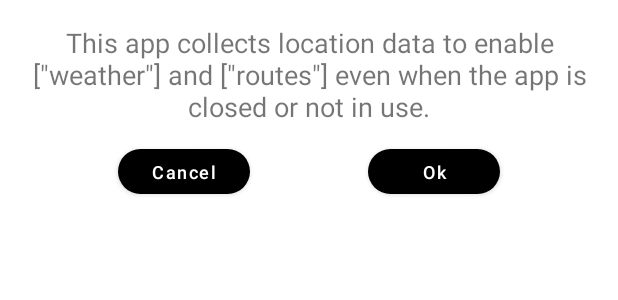
After one commit to mmgoktas38/route-with-weather, an Android app: the layout permission1.xml on its own in the app's theme, with its tools: preview values and no code run, on a phone screen of 412 x 824 dp. The commit adds this screen. Shown: the top 300 px of the screen. Run offline under Robolectric (Android 15) with nearby library versions, the phone set to English and light mode, and no system bars.

Commit message:
updated api key, added permission1

```diff
--- a/app/build.gradle
+++ b/app/build.gradle
@@ -11,8 +11,8 @@ android {
         applicationId "com.kogo.iroad"
         minSdk 21
         targetSdk 32
-        versionCode 1
-        versionName "1.0"
+        versionCode 2
+        versionName "2.0"
 
         testInstrumentationRunner "androidx.test.runner.AndroidJUnitRunner"
     }
--- /dev/null
+++ b/app/src/main/res/layout/permission1.xml
@@ -0,0 +1,65 @@
+<?xml version="1.0" encoding="utf-8"?>
+<androidx.constraintlayout.widget.ConstraintLayout xmlns:android="http://schemas.android.com/apk/res/android"
+    xmlns:app="http://schemas.android.com/apk/res-auto"
+    xmlns:tools="http://schemas.android.com/tools"
+    android:layout_width="match_parent"
+    android:layout_height="wrap_content"
+    android:background="@drawable/card_design">
+
+    <Button
+        android:id="@+id/buttonOkPasswordInfo"
+        android:layout_width="wrap_content"
+        android:layout_height="30dp"
+        android:background="@drawable/button_design"
+        android:paddingTop="0dp"
+        android:paddingBottom="0dp"
+        android:text="Ok"
+        android:textAllCaps="false"
+        android:textColor="@color/white"
+        android:textSize="12sp"
+        app:backgroundTint="@color/black"
+        app:layout_constraintBottom_toBottomOf="@+id/buttonOkPasswordInfoCancel"
+        app:layout_constraintEnd_toEndOf="parent"
+        app:layout_constraintHorizontal_bias="0.5"
+        app:layout_constraintStart_toEndOf="@+id/buttonOkPasswordInfoCancel"
+        app:layout_constraintTop_toTopOf="@+id/buttonOkPasswordInfoCancel"
+        tools:ignore="TouchTargetSizeCheck" />
+
+    <Button
+        android:id="@+id/buttonOkPasswordInfoCancel"
+        android:layout_width="wrap_content"
+        android:layout_height="30dp"
+        android:layout_marginTop="16dp"
+        android:layout_marginBottom="8dp"
+        android:background="@drawable/button_design"
+        android:paddingTop="0dp"
+        android:paddingBottom="0dp"
+        android:text="Cancel"
+        android:textAllCaps="false"
+        android:textColor="@color/white"
+        android:textSize="12sp"
+        app:backgroundTint="@color/black"
+        app:layout_constraintBottom_toBottomOf="parent"
+        app:layout_constraintEnd_toStartOf="@+id/buttonOkPasswordInfo"
+        app:layout_constraintHorizontal_bias="0.5"
+        app:layout_constraintStart_toStartOf="parent"
+        app:layout_constraintTop_toBottomOf="@+id/textView2"
+        app:layout_constraintVertical_bias="0.0"
+        tools:ignore="TouchTargetSizeCheck" />
+
+    <TextView
+        android:id="@+id/textView2"
+        android:layout_width="wrap_content"
+        android:layout_height="wrap_content"
+        android:layout_marginStart="12dp"
+        android:layout_marginTop="16dp"
+        android:layout_marginEnd="12dp"
+        android:text="This app collects location data to enable [&quot;weather&quot;] and [&quot;routes&quot;] even when the app is closed or not in use."
+        android:textAlignment="center"
+        android:textSize="18sp"
+        app:layout_constraintEnd_toEndOf="parent"
+        app:layout_constraintHorizontal_bias="0.5"
+        app:layout_constraintStart_toStartOf="parent"
+        app:layout_constraintTop_toTopOf="parent" />
+
+</androidx.constraintlayout.widget.ConstraintLayout>
```
Also changed, not shown: app/src/main/java/com/kogo/iroad/MapsActivity.java (+67 -7 lines).
